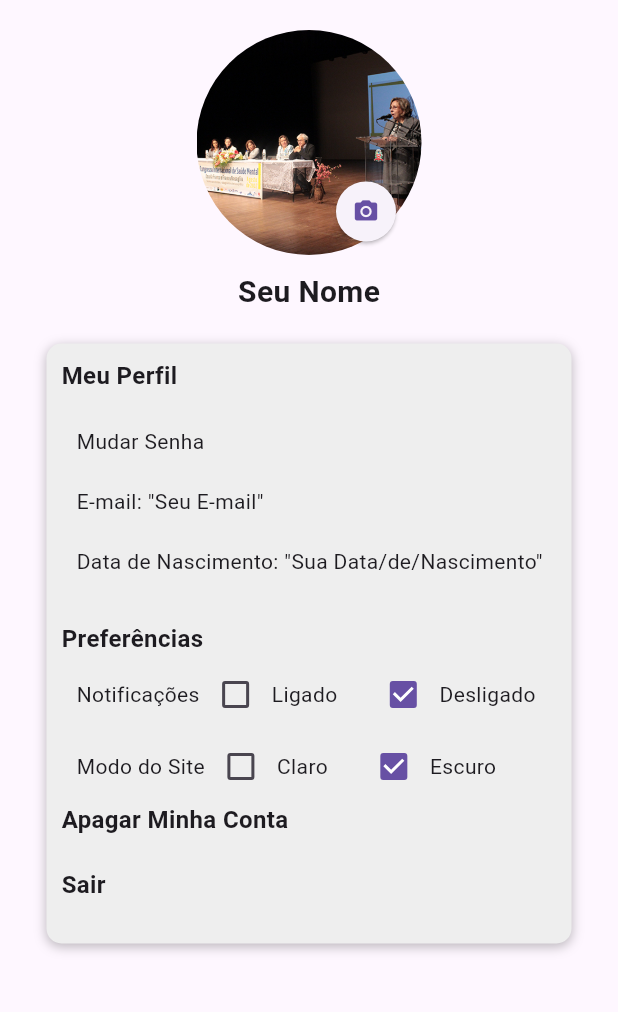
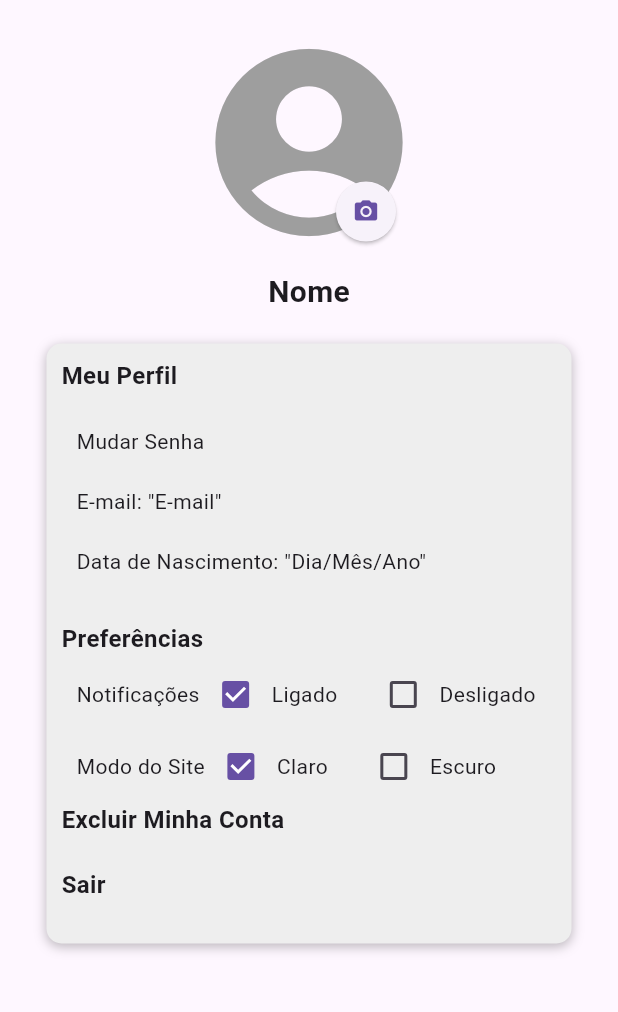
Before and after one commit to Jpcazarotti/home_cam_entrega, a Flutter app: the screen it shows after launch, in the side drawer, after a tap on "Meu Perfil", on a phone screen of 412 x 824 dp, the part 105-1117 px from its top. Run offline on Flutter 3.47's test engine with Material 3 defaults, Android fonts, the phone set to English and light mode, and no system bars.

Commit message:
Algumas modificações no "meuperfil_page".

```diff
--- a/lib/meuperfil_page.dart
+++ b/lib/meuperfil_page.dart
@@ -9,7 +9,8 @@ class MeuPerfil extends StatefulWidget {
 }
 
 class _MeuPerfilState extends State<MeuPerfil> {
-  bool isNotificationsEnabled = false;
+  bool isNotificationsEnabled = true;
+  bool isSiteModeLight = true;
 
   @override
   Widget build(BuildContext context) {
@@ -50,11 +51,10 @@ class _MeuPerfilState extends State<MeuPerfil> {
               alignment: Alignment.bottomRight,
               children: [
                 const ClipOval(
-                  child: Image(
-                    image: AssetImage('assets/Palestra.png'),
-                    height: 150,
-                    width: 150,
-                    fit: BoxFit.cover,
+                  child: Icon(
+                    Icons.account_circle,
+                    size: 150,
+                    color: Colors.grey,
                   ),
                 ),
                 Positioned(
@@ -74,7 +74,7 @@ class _MeuPerfilState extends State<MeuPerfil> {
           ),
           const SizedBox(height: 10),
           const Text(
-            'Seu Nome',
+            'Nome',
             style: TextStyle(
               fontSize: 20,
               fontWeight: FontWeight.bold,
@@ -130,7 +130,7 @@ class _MeuPerfilState extends State<MeuPerfil> {
                         mainAxisAlignment: MainAxisAlignment.start,
                         children: [
                           SizedBox(width: 10),
-                          Text('E-mail: "Seu E-mail"'),
+                          Text('E-mail: "E-mail"'),
                         ],
                       ),
                       SizedBox(height: 20),
@@ -138,7 +138,7 @@ class _MeuPerfilState extends State<MeuPerfil> {
                         mainAxisAlignment: MainAxisAlignment.start,
                         children: [
                           SizedBox(width: 10),
-                          Text('Data de Nascimento: "Sua Data/de/Nascimento"'),
+                          Text('Data de Nascimento: "Dia/Mês/Ano"'),
                         ],
                       ),
                       SizedBox(height: 20),
@@ -196,20 +196,20 @@ class _MeuPerfilState extends State<MeuPerfil> {
                           const SizedBox(width: 10),
                           const Text('Modo do Site'),
                           Checkbox(
-                            value: isNotificationsEnabled,
+                            value: isSiteModeLight,
                             onChanged: (bool? value) {
                               setState(() {
-                                isNotificationsEnabled = value!;
+                                isSiteModeLight = value!;
                               });
                             },
                           ),
                           const Text('Claro'),
                           const SizedBox(width: 20),
                           Checkbox(
-                            value: !isNotificationsEnabled,
+                            value: !isSiteModeLight,
                             onChanged: (bool? value) {
                               setState(() {
-                                isNotificationsEnabled = !value!;
+                                isSiteModeLight = !value!;
                               });
                             },
                           ),
@@ -222,7 +222,7 @@ class _MeuPerfilState extends State<MeuPerfil> {
                 const Padding(
                   padding: EdgeInsets.only(left: 10),
                   child: Text(
-                    'Apagar Minha Conta',
+                    'Excluir Minha Conta',
                     style: TextStyle(
                       fontSize: 16,
                       fontWeight: FontWeight.bold,
```
Also changed, not shown: 4 other files.
